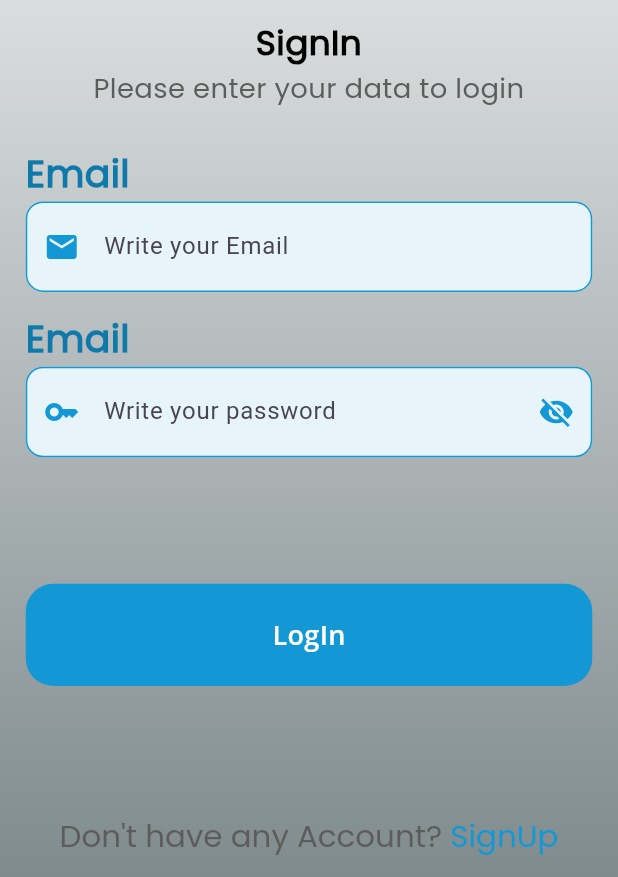
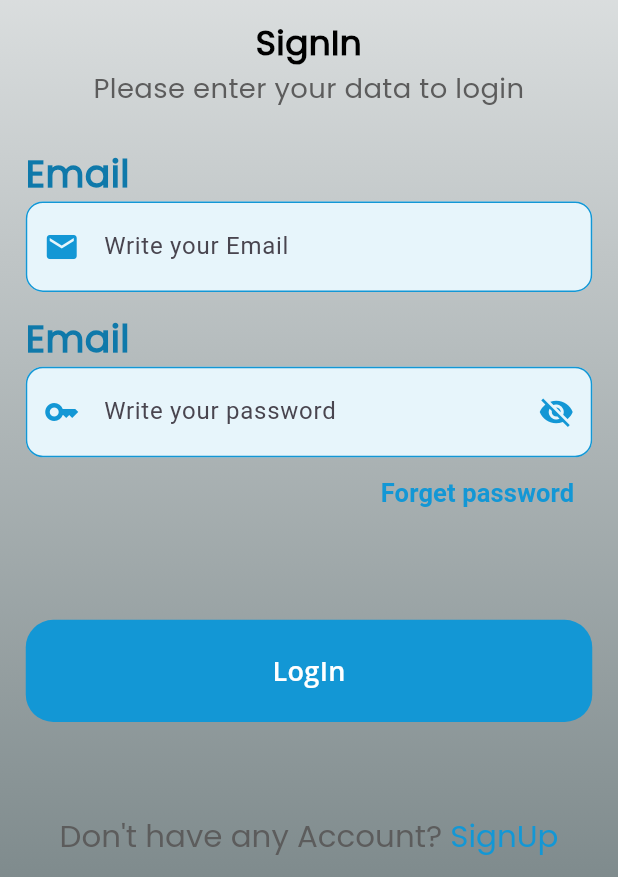
Before and after one commit to TopuFD/bk-gas, a Flutter app: the screen it shows after launch, after a tap on "Skip", on a phone screen of 412 x 824 dp, the part 359-1236 px from its top. Run offline on Flutter 3.47's test engine with Material 3 defaults, Android fonts, the phone set to English and light mode, and no system bars; our stand-ins replace flutter_screenutil, flutter_svg, get, image_picker, pin_code_fields; Roboto replaces fonts that are missing (Open Sans).

Commit message:
add forget pass screen

```diff
--- a/lib/route/app_route.dart
+++ b/lib/route/app_route.dart
@@ -1,5 +1,7 @@
 import 'package:bk_gas/view/account_screen/account_profile_screen.dart';
 import 'package:bk_gas/view/account_screen/edit_profile_screen.dart';
+import 'package:bk_gas/view/account_screen/inner_screen/settings/settings_screen.dart';
+import 'package:bk_gas/view/authe_screen/forget_pass_screen.dart';
 import 'package:bk_gas/view/authe_screen/get_otp_screen.dart';
 import 'package:bk_gas/view/authe_screen/login_screen.dart';
 import 'package:bk_gas/view/authe_screen/profile_setup.dart';
@@ -18,6 +20,8 @@ class AppRoute {
   static String initialRout = "/initialRout";
   static String onbording = "/onbording";
   static String loginScreen = "/loginScreen";
+  static String forgetPassScreen = "/forgetPassScreen";
+
   static String signupScreen = "/signUpScreen";
   static String getOtpScreen = "/getOtpScreen";
   static String profileSetup = "/profileSetup";
@@ -30,6 +34,7 @@ class AppRoute {
 
   static String accountProfileScreen = "/accountProfileScreen";
   static String editProfilScreen = "/editProfilScreen";
+  static String settingsScreen = "/settingsScreen";
 }
 
 List<GetPage> getPage = [
@@ -46,6 +51,11 @@ List<GetPage> getPage = [
   GetPage(
     name: AppRoute.loginScreen,
     page: () => LoginScreen(),
+    transition: Transition.fade,
+  ),
+  GetPage(
+    name: AppRoute.forgetPassScreen,
+    page: () => ForgetPassScreen(),
     transition: Transition.fade,
   ),
   GetPage(
@@ -103,4 +113,9 @@ List<GetPage> getPage = [
     page: () => EditProfileScreen(),
     transition: Transition.fade,
   ),
+  GetPage(
+    name: AppRoute.settingsScreen,
+    page: () => SettingsScreen(),
+    transition: Transition.fade,
+  ),
 ];
--- a/lib/view/authe_screen/login_screen.dart
+++ b/lib/view/authe_screen/login_screen.dart
@@ -1,6 +1,7 @@
 import 'package:bk_gas/route/app_route.dart';
 import 'package:bk_gas/utils/color.dart';
 import 'package:bk_gas/utils/image.dart';
+import 'package:bk_gas/utils/text_style.dart';
 import 'package:bk_gas/widget/custom_body_btn.dart';
 import 'package:bk_gas/widget/custom_textfield.dart';
 import 'package:bk_gas/widget/doc_text.dart';
@@ -73,7 +74,18 @@ class LoginScreen extends StatelessWidget {
                       obscureText: true,
                       keyboardType: TextInputType.number,
                     ),
+                    Align(
+                        alignment: Alignment.topRight,
+                        child: TextButton(
+                            onPressed: () {
+                              Get.toNamed(AppRoute.forgetPassScreen);
+                            },
+                            child: Text(
+                              "Forget password",
+                              style: CustomTextStyle.h1(fontSize: 17),
+                            ))),
                     const Expanded(child: SizedBox()),
+                    //============================================login button start here
                     CustomBodyBtn(
                         title: "LogIn",
                         ontap: () {
```
Also changed, not shown: lib/utils/text_style.dart (+10 -0 lines), lib/view/account_screen/account_screen.dart (+8 -6 lines), lib/view/account_screen/inner_screen/settings/settings_screen.dart (added, +68 -0 lines), lib/view/authe_screen/forget_pass_screen.dart (added, +52 -0 lines).
